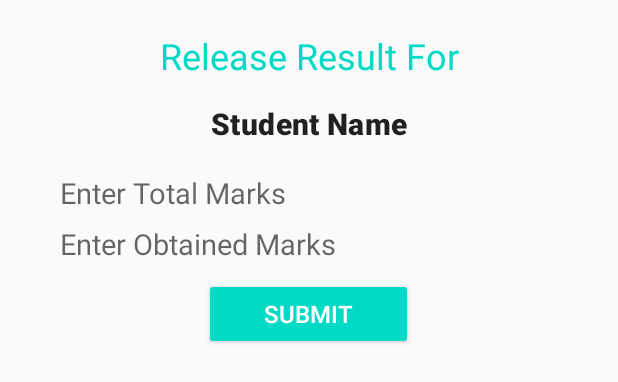
After one commit to m-awaisnazeer/BasicSchoolManagementSystem, an Android app: the layout fragment_post_result.xml on its own in the app's theme, with its tools: preview values and no code run, on a phone screen of 412 x 824 dp. The commit adds this screen. Shown: the top 382 px of the screen. Run offline under Robolectric (Android 15) with nearby library versions, the phone set to English and light mode, and no system bars.

Commit message:
Release Result Fragment Added

```diff
--- /dev/null
+++ b/app/src/main/res/layout/fragment_post_result.xml
@@ -0,0 +1,75 @@
+<?xml version="1.0" encoding="utf-8"?>
+<RelativeLayout xmlns:android="http://schemas.android.com/apk/res/android"
+    xmlns:app="http://schemas.android.com/apk/res-auto"
+    xmlns:tools="http://schemas.android.com/tools"
+    android:layout_width="match_parent"
+    android:layout_height="wrap_content"
+    tools:context=".dialogs.ShowResultFragment">
+
+    <TextView
+        android:layout_width="match_parent"
+        android:layout_height="wrap_content"
+        android:text="Release Result For"
+        android:textAlignment="center"
+        android:textColor="@color/colorAccent"
+        android:padding="5dp"
+        android:id="@+id/idddd"
+        android:textAppearance="@style/TextAppearance.MaterialComponents.Headline5"
+        android:layout_marginTop="15dp"
+        android:layout_centerHorizontal="true"
+        android:gravity="center_horizontal" />
+    <TextView
+        android:layout_width="match_parent"
+        android:layout_height="wrap_content"
+        android:text="Student Name"
+        android:textAlignment="center"
+        android:layout_below="@id/idddd"
+        android:padding="10dp"
+        android:id="@+id/selected_student_name"
+        android:textAppearance="@style/TextAppearance.MaterialComponents.Headline6"
+        android:textStyle="bold"
+        android:gravity="center_horizontal" />
+
+    <EditText
+        android:id="@+id/edt_enter_total_marks"
+        android:layout_width="match_parent"
+        android:layout_height="wrap_content"
+        android:layout_centerHorizontal="true"
+        android:layout_marginLeft="40dp"
+        android:layout_marginTop="9dp"
+        android:layout_marginRight="40dp"
+        android:textSize="19sp"
+        android:layout_below="@+id/selected_student_name"
+        android:background="@android:color/transparent"
+        android:hint="Enter Total Marks"
+        />
+
+    <EditText
+        android:id="@+id/edt_enter_obtained_marks"
+        android:layout_width="match_parent"
+        android:layout_height="wrap_content"
+        android:layout_centerHorizontal="true"
+        android:layout_marginLeft="40dp"
+        android:layout_marginTop="8dp"
+        android:layout_marginRight="40dp"
+        android:layout_below="@id/edt_enter_total_marks"
+        android:background="@android:color/transparent"
+        android:hint="Enter Obtained Marks"
+        android:textSize="19sp"
+        />
+
+    <Button
+        android:layout_width="wrap_content"
+        android:layout_height="wrap_content"
+        android:layout_below="@id/edt_enter_obtained_marks"
+        android:layout_centerHorizontal="true"
+        android:layout_margin="10dp"
+        android:backgroundTint="@color/colorAccent"
+        android:paddingLeft="40dp"
+        android:paddingRight="40dp"
+        android:text="Submit"
+        android:textColor="@android:color/white"
+        android:textSize="16sp"
+        app:cornerRadius="35dp" />
+
+</RelativeLayout>
--- a/app/src/main/res/layout/fragment_profile.xml
+++ b/app/src/main/res/layout/fragment_profile.xml
@@ -81,12 +81,13 @@
             android:layout_width="match_parent"
             android:layout_height="wrap_content"
             android:layout_marginTop="10dp"
-            android:paddingLeft="30dp"
             android:text="Logout"
+            android:textAlignment="center"
             android:paddingTop="10dp"
             android:paddingBottom="10dp"
             android:textSize="21sp"
-            android:textStyle="bold" />
+            android:textStyle="bold"
+            android:gravity="center_horizontal" />
         <View
             android:layout_width="match_parent"
             android:layout_height="1dp"
@@ -103,7 +104,6 @@
         android:layout_marginBottom="25dp"
         android:background="@drawable/rounded_background_shap"
         android:text="Log out"
-
         android:visibility="gone"
         android:textColor="@android:color/white"
         android:textSize="20sp" />
--- a/app/src/main/res/layout/fragment_release_student_result.xml
+++ b/app/src/main/res/layout/fragment_release_student_result.xml
@@ -6,9 +6,9 @@
     tools:context=".Fragmets.ReleaseStudentResultFragment">
 
     <androidx.recyclerview.widget.RecyclerView
-        android:id="@+id/RV_Student_list"
-        tools:listitem="@layout/student_item"
         android:layout_width="match_parent"
-        android:layout_height="match_parent" />
+        android:layout_height="match_parent"
+        tools:listitem="@layout/release_admission_student_item"
+        android:id="@+id/all_students"/>
 
 </FrameLayout>
```
Also changed, not shown: app/src/main/java/com/hamzasabir/schoolmanagementsystem/Adapters/ResultAdapter.java (added, +82 -0 lines), app/src/main/java/com/hamzasabir/schoolmanagementsystem/Fragmets/ReleaseStudentResultFragment.java (+67 -1 lines), app/src/main/java/com/hamzasabir/schoolmanagementsystem/callbacks/mOnItemClickListner.java (added, +7 -0 lines), app/src/main/java/com/hamzasabir/schoolmanagementsystem/common/Common.java (added, +7 -0 lines), app/src/main/java/com/hamzasabir/schoolmanagementsystem/dialogs/PostResultFragment.java (added, +35 -0 lines), app/src/main/res/layout/release_admission_student_item.xml (added, +116 -0 lines), app/src/main/res/drawable/announcement.jpg (added).
